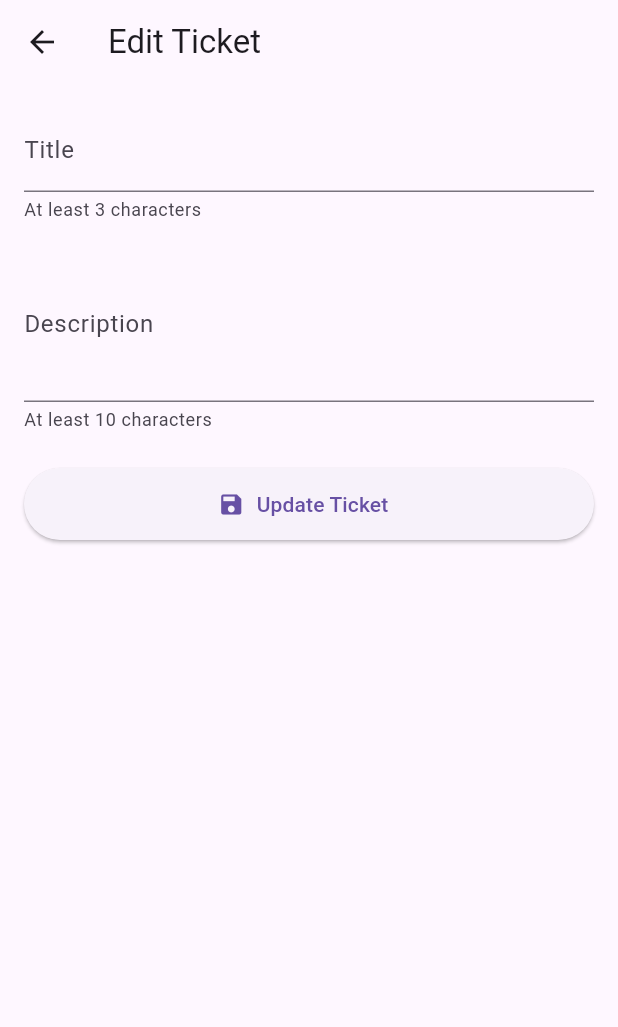
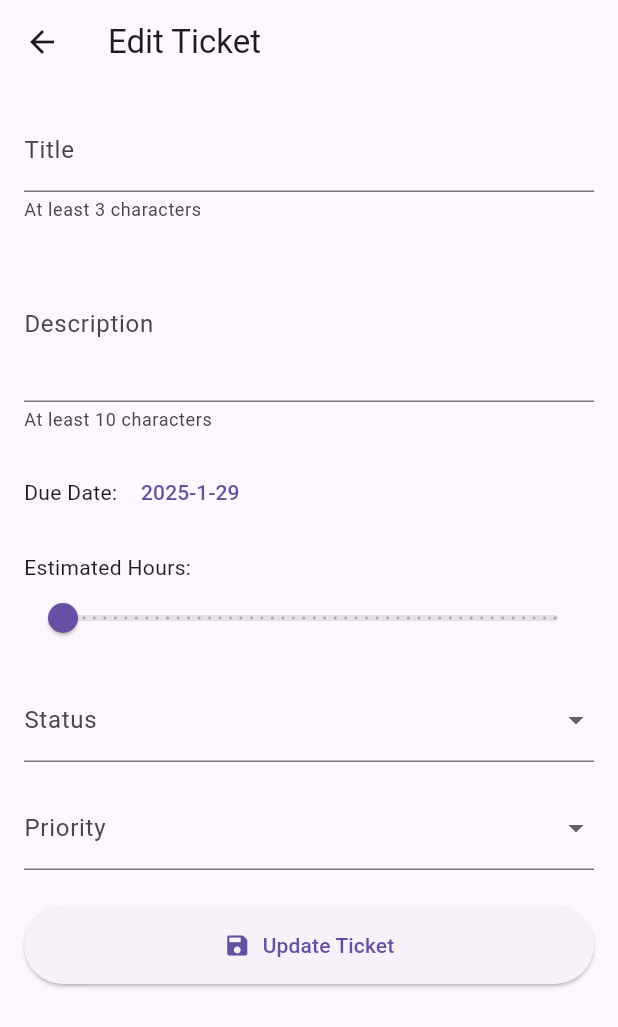
Before and after one commit to itsivali/ticket_support_system, a Flutter app: the EditTicketScreen screen opened directly with empty values, on a phone screen of 412 x 824 dp. Shown: the top 1027 px of the screen. Run offline on Flutter 3.47's test engine with Material 3 defaults, Android fonts, the phone set to English and light mode, and no system bars; our stand-ins replace flutter_chat_types, flutter_chat_ui; network calls fail.

Commit message:
Enhance edit ticket screen: add due date picker, estimated hours slider, and status/priority dropdowns

```diff
--- a/lib/screens/edit_ticket_screen.dart
+++ b/lib/screens/edit_ticket_screen.dart
@@ -102,6 +102,7 @@ class _EditTicketScreenState extends State<EditTicketScreen> {
                 key: _formKey,
                 child: SingleChildScrollView(
                   child: Column(
+                    crossAxisAlignment: CrossAxisAlignment.start,
                     children: [
                       TextFormField(
                         initialValue: _title,
@@ -139,13 +140,86 @@ class _EditTicketScreenState extends State<EditTicketScreen> {
                         },
                         onSaved: (value) => _description = value!,
                       ),
+                      const SizedBox(height: 16),
+                      Row(
+                        children: [
+                          const Text('Due Date: '),
+                          TextButton(
+                            onPressed: () async {
+                              final DateTime? picked = await showDatePicker(
+                                context: context,
+                                initialDate: _dueDate,
+                                firstDate: DateTime.now(),
+                                lastDate: DateTime.now().add(const Duration(days: 365)),
+                              );
+                              if (picked != null && picked != _dueDate) {
+                                setState(() {
+                                  _dueDate = picked;
+                                });
+                              }
+                            },
+                            child: Text(
+                              '${_dueDate.year}-${_dueDate.month}-${_dueDate.day}',
+                            ),
+                          ),
+                        ],
+                      ),
+                      const SizedBox(height: 16),
+                      const Text('Estimated Hours:'),
+                      Slider(
+                        value: _estimatedHours,
+                        min: 0.5,
+                        max: 24,
+                        divisions: 47,
+                        label: _estimatedHours.toString(),
+                        onChanged: (value) {
+                          setState(() {
+                            _estimatedHours = value;
+                          });
+                        },
+                      ),
+                      const SizedBox(height: 16),
+                      DropdownButtonFormField<String>(
+                        value: _status,
+                        decoration: const InputDecoration(labelText: 'Status'),
+                        items: ['OPEN', 'IN_PROGRESS', 'CLOSED']
+                            .map((status) => DropdownMenuItem(
+                                  value: status,
+                                  child: Text(status),
+                                ))
+                            .toList(),
+                        onChanged: (value) {
+                          setState(() {
+                            _status = value!;
+                          });
+                        },
+                      ),
+                      const SizedBox(height: 16),
+                      DropdownButtonFormField<String>(
+                        value: _priority,
+                        decoration: const InputDecoration(labelText: 'Priority'),
+                        items: ['LOW', 'MEDIUM', 'HIGH']
+                            .map((priority) => DropdownMenuItem(
+                                  value: priority,
+                                  child: Text(priority),
+                                ))
+                            .toList(),
+                        onChanged: (value) {
+                          setState(() {
+                            _priority = value!;
+                          });
+                        },
+                      ),
                       const SizedBox(height: 24),
-                      ElevatedButton.icon(
-                        onPressed: _isLoading ? null : _submitForm,
-                        icon: const Icon(Icons.save),
-                        label: const Text('Update Ticket'),
-                        style: ElevatedButton.styleFrom(
-                          minimumSize: const Size(double.infinity, 48),
+                      SizedBox(
+                        width: double.infinity,
+                        child: ElevatedButton.icon(
+                          onPressed: _isLoading ? null : _submitForm,
+                          icon: const Icon(Icons.save),
+                          label: const Text('Update Ticket'),
+                          style: ElevatedButton.styleFrom(
+                            padding: const EdgeInsets.all(16),
+                          ),
                         ),
                       ),
                     ],
```
